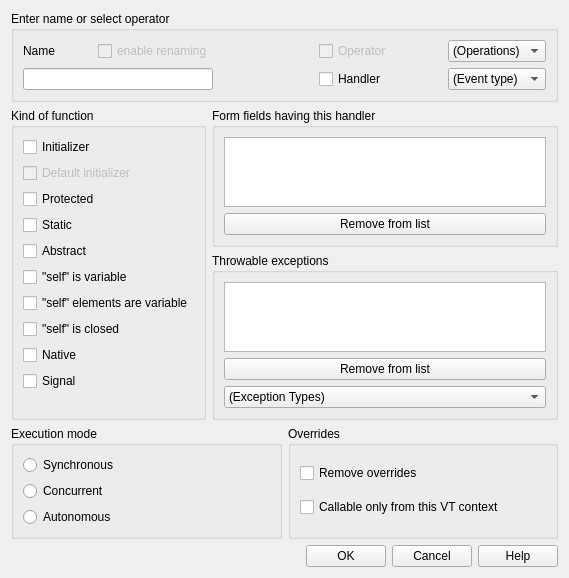
This is lavape/src/LavaPE_UI/idd_funcbox.ui in berkus/lavape as Qt 5 draws it before an edit. The edited form follows.
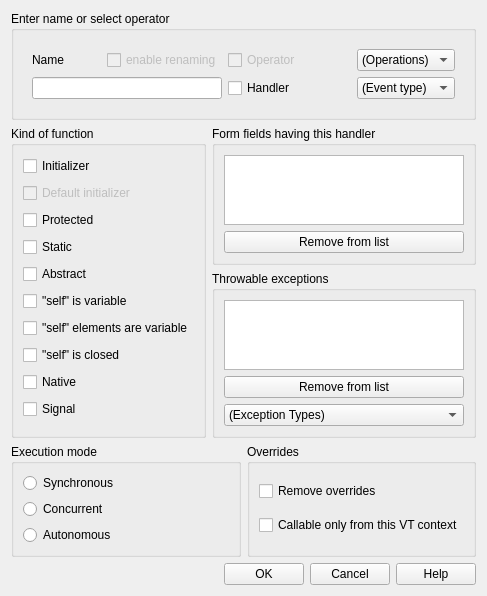
This is the edited form.

The edit to the form file:
```diff
--- a/lavape/src/LavaPE_UI/idd_funcbox.ui
+++ b/lavape/src/LavaPE_UI/idd_funcbox.ui
@@ -5,58 +5,23 @@
    <rect>
     <x>0</x>
     <y>0</y>
-    <width>528</width>
-    <height>543</height>
+    <width>440</width>
+    <height>561</height>
    </rect>
   </property>
   <property name="windowTitle" >
    <string>Form</string>
   </property>
-  <layout class="QVBoxLayout" name="verticalLayout_7" >
+  <layout class="QVBoxLayout" name="verticalLayout_8" >
    <item>
     <widget class="QGroupBox" name="groupBox" >
      <property name="title" >
       <string>Enter name or select operator</string>
      </property>
-     <layout class="QHBoxLayout" name="horizontalLayout_4" >
-      <property name="margin" >
-       <number>0</number>
-      </property>
+     <layout class="QVBoxLayout" name="verticalLayout_7" >
       <item>
        <widget class="QWidget" native="1" name="widget_5" >
         <layout class="QGridLayout" name="gridLayout" >
-         <item row="0" column="2" >
-          <spacer name="horizontalSpacer_3" >
-           <property name="orientation" >
-            <enum>Qt::Horizontal</enum>
-           </property>
-           <property name="sizeType" >
-            <enum>QSizePolicy::Fixed</enum>
-           </property>
-           <property name="sizeHint" stdset="0" >
-            <size>
-             <width>100</width>
-             <height>20</height>
-            </size>
-           </property>
-          </spacer>
-         </item>
-         <item row="1" column="2" >
-          <spacer name="horizontalSpacer_2" >
-           <property name="orientation" >
-            <enum>Qt::Horizontal</enum>
-           </property>
-           <property name="sizeType" >
-            <enum>QSizePolicy::Fixed</enum>
-           </property>
-           <property name="sizeHint" stdset="0" >
-            <size>
-             <width>100</width>
-             <height>20</height>
-            </size>
-           </property>
-          </spacer>
-         </item>
          <item row="0" column="0" >
           <widget class="QLabel" name="label" >
            <property name="text" >
@@ -74,7 +39,7 @@
            </property>
           </widget>
          </item>
-         <item row="0" column="3" >
+         <item row="0" column="2" >
           <widget class="QCheckBox" name="CHECKOp" >
            <property name="enabled" >
             <bool>false</bool>
@@ -84,7 +49,7 @@
            </property>
           </widget>
          </item>
-         <item row="0" column="4" >
+         <item row="0" column="3" >
           <widget class="QComboBox" name="CMBOperator" >
            <item>
             <property name="text" >
@@ -96,14 +61,14 @@
          <item row="1" column="0" colspan="2" >
           <widget class="QLineEdit" name="NewName" />
          </item>
-         <item row="1" column="3" >
+         <item row="1" column="2" >
           <widget class="QCheckBox" name="CHECKHandler" >
            <property name="text" >
             <string>Handler                </string>
            </property>
           </widget>
          </item>
-         <item row="1" column="4" >
+         <item row="1" column="3" >
           <widget class="QComboBox" name="EventType" >
            <item>
             <property name="text" >
@@ -209,19 +174,6 @@
            </property>
           </widget>
          </item>
-         <item>
-          <spacer name="verticalSpacer" >
-           <property name="orientation" >
-            <enum>Qt::Vertical</enum>
-           </property>
-           <property name="sizeHint" stdset="0" >
-            <size>
-             <width>20</width>
-             <height>9</height>
-            </size>
-           </property>
-          </spacer>
-         </item>
         </layout>
        </widget>
       </item>
```
